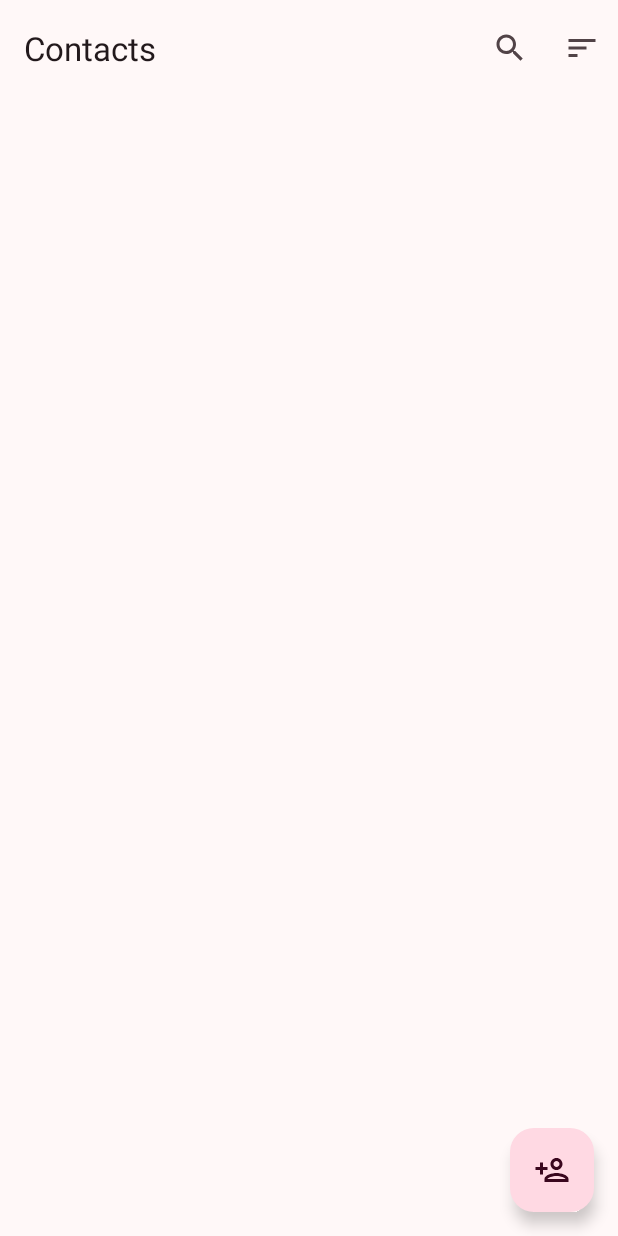
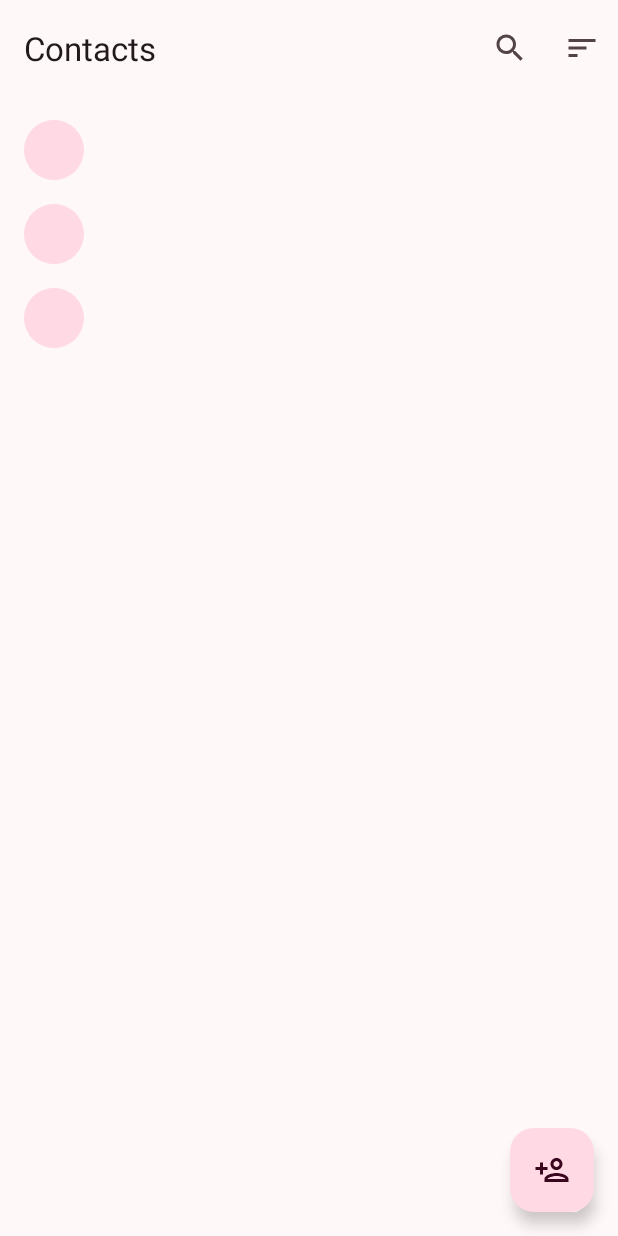
Before and after one commit to raafamdr/contact-list, an Android app: the layout fragment_home.xml on its own in the app's theme, with its tools: preview values and no code run, on a phone screen of 412 x 824 dp. Run offline under Robolectric (Android 15) with nearby library versions, the phone set to English and light mode, and no system bars.

Commit message:
Update list_view_item, fragment_home layouts and add ContactListAdapter

```diff
--- a/app/src/main/res/drawable/ic_edit.xml
+++ b/app/src/main/res/drawable/ic_edit.xml
@@ -1,4 +1,4 @@
-<vector android:height="24dp" android:tint="#000000"
+<vector android:height="24dp" android:tint="?attr/colorOnSurfaceVariant"
     android:viewportHeight="24" android:viewportWidth="24"
     android:width="24dp" xmlns:android="http://schemas.android.com/apk/res/android">
     <path android:fillColor="@android:color/white" android:pathData="M14.06,9.02l0.92,0.92L5.92,19L5,19v-0.92l9.06,-9.06M17.66,3c-0.25,0 -0.51,0.1 -0.7,0.29l-1.83,1.83 3.75,3.75 1.83,-1.83c0.39,-0.39 0.39,-1.02 0,-1.41l-2.34,-2.34c-0.2,-0.2 -0.45,-0.29 -0.71,-0.29zM14.06,6.19L3,17.25L3,21h3.75L17.81,9.94l-3.75,-3.75z"/>
--- a/app/src/main/res/layout/fragment_home.xml
+++ b/app/src/main/res/layout/fragment_home.xml
@@ -50,6 +50,7 @@
         app:layout_constraintTop_toBottomOf="@id/appBar" />
 
     <TextView
+        android:id="@+id/text_empty"
         android:layout_width="wrap_content"
         android:layout_height="wrap_content"
         android:layout_marginTop="20dp"
--- a/app/src/main/res/layout/list_view_item.xml
+++ b/app/src/main/res/layout/list_view_item.xml
@@ -12,13 +12,14 @@
         android:layout_marginStart="16dp"
         android:layout_marginTop="8dp"
         android:layout_marginBottom="8dp"
+        android:src="@color/md_theme_primaryContainer"
         app:layout_constraintBottom_toBottomOf="parent"
         app:layout_constraintStart_toStartOf="parent"
         app:layout_constraintTop_toTopOf="parent"
-        app:shapeAppearance="@style/circleImageView"
-        tool:src="@color/md_theme_primaryContainer" />
+        app:shapeAppearance="@style/circleImageView" />
 
     <TextView
+        android:id="@+id/textInitialLetter"
         android:layout_width="wrap_content"
         android:layout_height="wrap_content"
         android:textAppearance="?attr/textAppearanceTitleMedium"
--- a/app/src/main/res/menu/top_app_bar.xml
+++ b/app/src/main/res/menu/top_app_bar.xml
@@ -1,7 +1,6 @@
 <?xml version="1.0" encoding="utf-8"?>
 <menu xmlns:android="http://schemas.android.com/apk/res/android"
     xmlns:app="http://schemas.android.com/apk/res-auto">
-
     <item
         android:id="@+id/search"
         android:contentDescription="@string/search"
@@ -10,7 +9,7 @@
         app:showAsAction="ifRoom" />
 
     <item
-        android:id="@+id/more"
+        android:id="@+id/sort"
         android:contentDescription="@string/sort_by"
         android:icon="@drawable/ic_sort"
         android:title="@string/sort_by"
```
Also changed, not shown: app/src/main/java/com/rafael/contact_list/ContactListAdapter.kt (added, +53 -0 lines).
